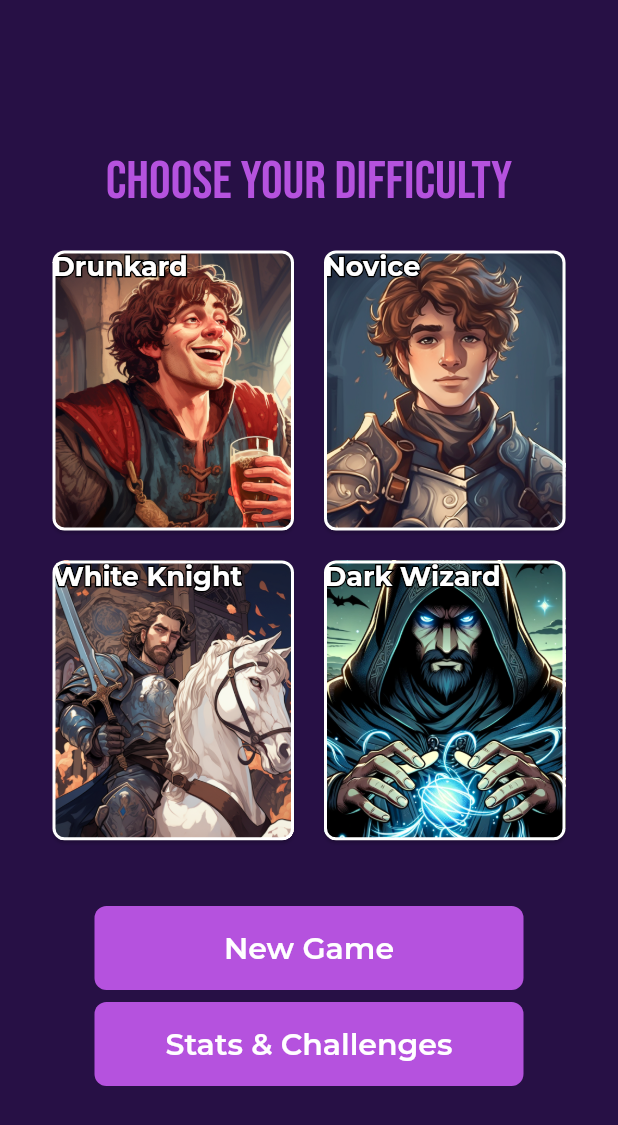
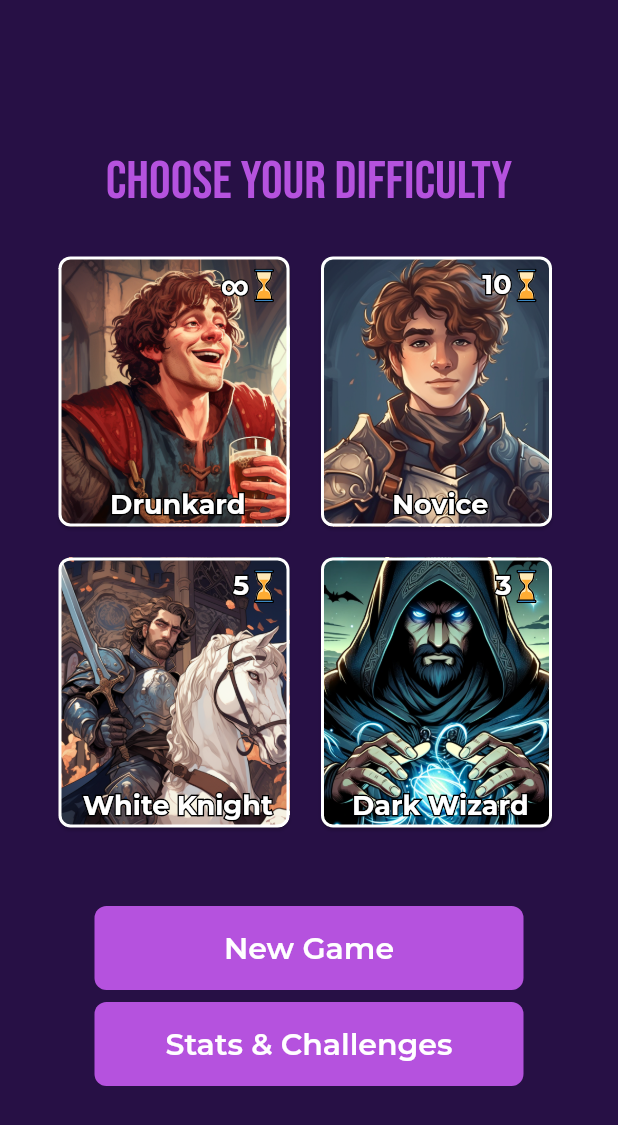
Before and after one commit to danielmrrk/CS-50-Final-Project-Tick-Tack, a Flutter app: the screen it shows after launch, on a phone screen of 412 x 824 dp. Shown: the top 1125 px of the screen. Run offline on Flutter 3.47's test engine with Material 2 defaults, Android fonts, the phone set to English and light mode, and no system bars; our stand-ins replace flutter_svg, font_awesome_flutter, google_fonts.

Commit message:
feat(main_screen): cleaner code, better images and text and icon placemeent

```diff
--- a/lib/general/theme/text_theme.dart
+++ b/lib/general/theme/text_theme.dart
@@ -25,7 +25,9 @@ class TTTextTheme {
 
 class StrokeText {
   StrokeText({required this.text, this.body}) {
-    body = Stack(
+    body = Align(
+      alignment: Alignment.center,
+      child: Stack(
         children: [
           Text(
             text,
@@ -36,8 +38,9 @@ class StrokeText {
             style: TTTextTheme.bodyLarge,
           )
         ],
+      ),
     );
   }
   final String text;
-  Stack? body;
+  Widget? body;
 }
--- a/lib/main_sceen/difficulty.dart
+++ b/lib/main_sceen/difficulty.dart
@@ -5,10 +5,30 @@ class Difficulty {
   final String technicalName;
   bool focused;
 
-  static final drunkard = Difficulty("Drunkard", "infinity", "drunkard", false);
-  static final novice = Difficulty("Novice", "10", "novice", false);
-  static final whiteKnight = Difficulty("White Knight", "5", "white knight", false);
-  static final darkWizard = Difficulty("Dark Wizard", "3", "dark wizard", false);
+  static final drunkard = Difficulty(
+    "Drunkard",
+    "\u221E",
+    "drunkard",
+    false,
+  ); // unicode for ∞
+  static final novice = Difficulty(
+    "Novice",
+    "10",
+    "novice",
+    false,
+  );
+  static final whiteKnight = Difficulty(
+    "White Knight",
+    "5",
+    "white knight",
+    false,
+  );
+  static final darkWizard = Difficulty(
+    "Dark Wizard",
+    "3",
+    "dark wizard",
+    false,
+  );
 
-  static final rank = [drunkard, novice, whiteKnight, darkWizard];
+  static final ranks = [drunkard, novice, whiteKnight, darkWizard];
 }
--- a/lib/main_sceen/difficulty_grid.dart
+++ b/lib/main_sceen/difficulty_grid.dart
@@ -56,7 +56,7 @@ class _DifficultyGridState extends State<DifficultyGrid> {
 
   void setFocus(String difficultyName) {
     setState(() {
-      for (Difficulty rank in Difficulty.rank) {
+      for (Difficulty rank in Difficulty.ranks) {
         if (rank.displayName == difficultyName) {
           rank.focused = !rank.focused;
           _maybeDarken = rank.focused;
--- a/lib/main_sceen/difficulty_item.dart
+++ b/lib/main_sceen/difficulty_item.dart
@@ -1,6 +1,8 @@
 import 'package:flutter/material.dart';
 import 'package:tic_tac/general/theme/text_theme.dart';
 import 'package:tic_tac/main_sceen/difficulty.dart';
+import 'package:font_awesome_flutter/font_awesome_flutter.dart';
+import 'package:flutter_svg/flutter_svg.dart';
 
 class DifficultyItem extends StatefulWidget {
   const DifficultyItem({
@@ -29,38 +31,16 @@ class DifficultyItem extends StatefulWidget {
 class _DifficultyItemState extends State<DifficultyItem> with TickerProviderStateMixin {
   @override
   Widget build(BuildContext context) {
-    return Padding(
-      padding: EdgeInsets.fromLTRB(
-        widget.rightSide == true
-            ? !widget.difficultyDisplay.focused
-                ? 6
-                : 0
-            : 0,
-        widget.downSide == true
-            ? !widget.difficultyDisplay.focused
-                ? 6
-                : 0
-            : 0,
-        widget.leftSide == true
-            ? !widget.difficultyDisplay.focused
-                ? 6
-                : 0
-            : 0,
-        widget.upSide == true
-            ? !widget.difficultyDisplay.focused
-                ? 6
-                : 0
-            : 0,
-      ),
-      child: GestureDetector(
+    return Stack(children: [
+      GestureDetector(
         onTap: () {
           widget.setFocus(widget.difficultyDisplay.displayName);
         },
         child: SizedBox(
           height: 196,
-          width: 172,
+          width: 170,
           child: Card(
-            margin: EdgeInsets.all(widget.difficultyDisplay.focused ? 0 : 4),
+            margin: EdgeInsets.all(widget.difficultyDisplay.focused ? 0 : 8),
             clipBehavior: Clip.hardEdge,
             shape: RoundedRectangleBorder(
               borderRadius: BorderRadius.circular(8),
@@ -69,8 +49,7 @@ class _DifficultyItemState extends State<DifficultyItem> with TickerProviderStat
                   width: widget.difficultyDisplay.focused ? 4 : 2,
                   strokeAlign: -1),
             ),
-            child: Stack(children: [
-              Image(
+            child: Image(
               image: AssetImage(
                 widget.difficultyDisplay.focused
                     ? "assets/edited_${widget.difficultyDisplay.technicalName}.png"
@@ -80,11 +59,28 @@ class _DifficultyItemState extends State<DifficultyItem> with TickerProviderStat
               ),
               fit: BoxFit.cover,
             ),
-              StrokeText(text: widget.difficultyDisplay.displayName).body!,
-            ]),
           ),
         ),
       ),
-    );
+      Column(
+        children: [
+          const SizedBox(height: 16),
+          Row(
+            children: [
+              const Spacer(),
+              StrokeText(text: widget.difficultyDisplay.time).body!,
+              SvgPicture.asset(
+                "assets/hourglass_outlined.svg",
+                width: 20,
+              ),
+              const SizedBox(width: 20)
+            ],
+          ),
+          const Spacer(),
+          StrokeText(text: widget.difficultyDisplay.displayName).body!,
+          const SizedBox(height: 16),
+        ],
+      ),
+    ]);
   }
 }
--- a/pubspec.yaml
+++ b/pubspec.yaml
@@ -37,6 +37,8 @@ dependencies:
   cupertino_icons: ^1.0.2
   image: ^4.1.3
   google_fonts: ^6.1.0
+  font_awesome_flutter: ^10.6.0
+  flutter_svg: ^2.0.8
 
 dev_dependencies:
   flutter_test:
```
Also changed, not shown: assets/grey_dark wizard.png, assets/grey_drunkard.png, assets/grey_novice.png, assets/grey_white knight.png, assets/hourglass_outlined.svg (added), pubspec.lock. Lines whose indentation alone changed are shown as unchanged.
